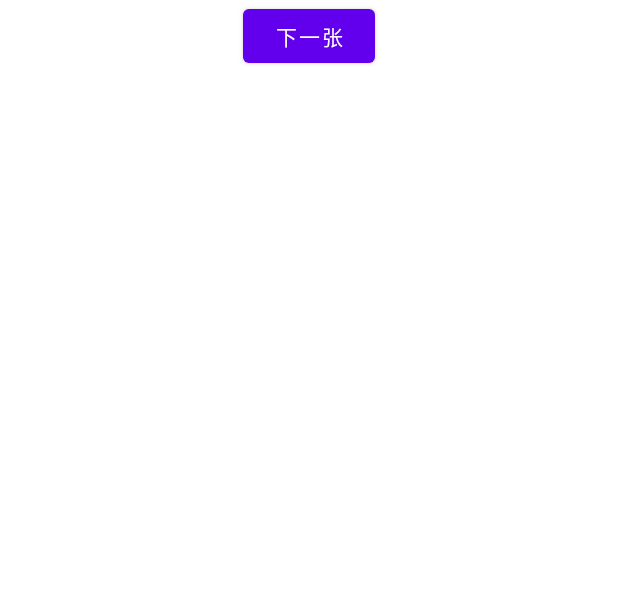
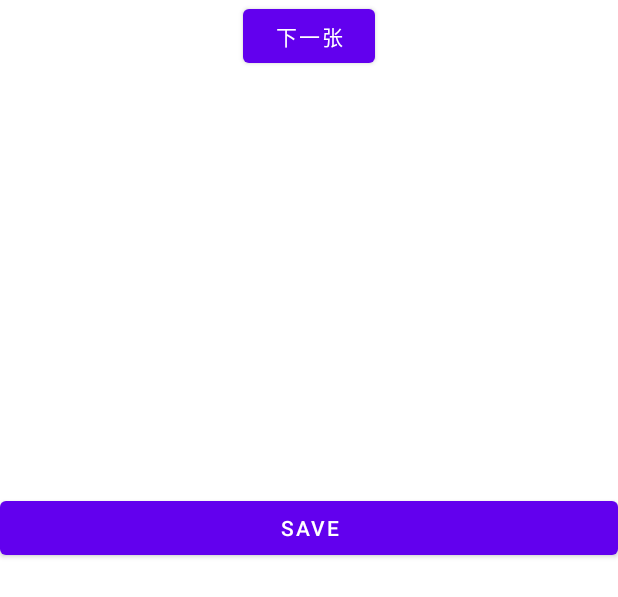
Before and after one commit to zhaohanyun/Glister, an Android app: the layout activity_view.xml on its own in the app's theme, with its tools: preview values and no code run, on a phone screen of 412 x 824 dp. Shown: the top 597 px of the screen. Run offline under Robolectric (Android 15) with nearby library versions, the phone set to English and light mode, and no system bars.

Commit message:
View Images

```diff
--- a/Frontend/app/src/main/AndroidManifest.xml
+++ b/Frontend/app/src/main/AndroidManifest.xml
@@ -7,6 +7,8 @@
     <uses-permission android:name="android.permission.CAMERA" />
     <uses-permission android:name="android.permission.RECORD_AUDIO" />
     <uses-permission android:name="android.permission.READ_EXTERNAL_STORAGE" />
+    <uses-permission android:name="android.permission.READ_EXTERNAL_STORAGE" />
+    <uses-permission android:name="android.permission.WRITE_EXTERNAL_STORAGE" />
 
     <uses-feature
         android:name="android.hardware.camera2"
@@ -35,10 +37,10 @@
             android:name=".EditActivity"
             android:label="@string/edit"
             android:parentActivityName=".RecordActivity" />
-        <!--<activity
+        <activity
             android:name=".ViewImages"
             android:label="ViewImages"
-            android:parentActivityName=".RecordActivity" /> -->
+            android:parentActivityName=".RecordActivity" />
         <activity
             android:name=".RecordActivity"
             android:exported="true">
--- a/Frontend/app/src/main/java/cn/edu/sjtu/glister/glisterfrontend/RecordActivity.kt
+++ b/Frontend/app/src/main/java/cn/edu/sjtu/glister/glisterfrontend/RecordActivity.kt
@@ -45,7 +45,7 @@ import kotlin.reflect.KProperty
 
 class RecordActivity : AppCompatActivity() {
     fun startEdit(view: View?) = startActivity(Intent(this, EditActivity::class.java))
-    //fun startView(view: View?) = startActivity(Intent(this, ViewImages::class.java))
+    fun startView(view: View?) = startActivity(Intent(this, ViewImages::class.java))
     private val VIDEO_CAPTURE = 101
     private lateinit var startForRecordResult: ActivityResultLauncher<Intent>
     private lateinit var videoView:VideoView
@@ -218,7 +218,7 @@ class RecordActivity : AppCompatActivity() {
 
     private fun submitAlbum() {
         val album = Album(username = "Hanyun",
-            albumname = "07141621")
+            albumname = "454758")
 
         postAlbum(applicationContext, album, viewState.imageUri, viewState.videoUri) { msg ->
             runOnUiThread {
--- a/Frontend/app/src/main/res/layout/activity_record.xml
+++ b/Frontend/app/src/main/res/layout/activity_record.xml
@@ -50,7 +50,7 @@
         app:layout_constraintStart_toEndOf="@+id/recordButton"
         app:layout_constraintTop_toTopOf="@+id/recordButton" />
 
-    <!--<Button
+    <Button
         android:id="@+id/view_button"
         android:layout_width="wrap_content"
         android:layout_height="wrap_content"
@@ -58,7 +58,7 @@
         android:onClick="startView"
         android:text="ViewImages"
         app:layout_constraintEnd_toStartOf="@+id/recordButton"
-        app:layout_constraintTop_toTopOf="@+id/recordButton" />-->
+        app:layout_constraintTop_toTopOf="@+id/recordButton" />
 
 
 </androidx.constraintlayout.widget.ConstraintLayout>
--- a/Frontend/app/src/main/res/layout/activity_view.xml
+++ b/Frontend/app/src/main/res/layout/activity_view.xml
@@ -27,7 +27,13 @@
         android:layout_width="wrap_content"
         android:layout_height="280dp"
         android:scaleType="fitCenter"/>
-        <!--android:src="@drawable/shuangta"
-        android:scaleType="fitCenter"/> -->
+
+    <Button
+        android:id="@+id/Save"
+        android:layout_width="match_parent"
+        android:layout_height="wrap_content"
+        android:text="Save" />
+    <!--android:src="@drawable/shuangta"
+    android:scaleType="fitCenter"/> -->
 
 </LinearLayout>
```
Also changed, not shown: Frontend/app/src/main/java/cn/edu/sjtu/glister/glisterfrontend/ViewImages.kt (+33 -0 lines).
